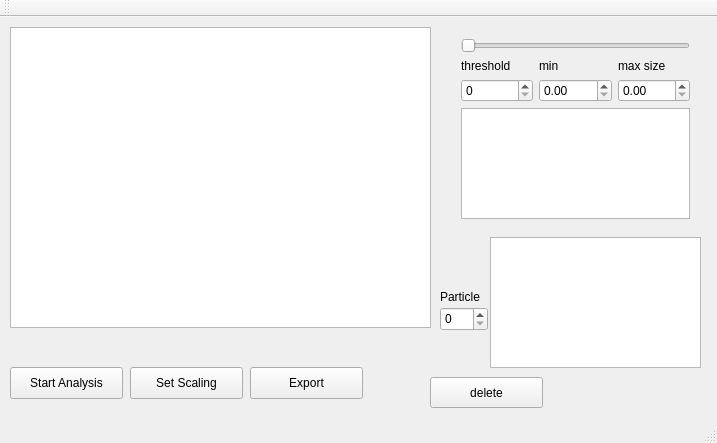
Above: Resource/mainwindow.ui from Riyaaaaa/Particle_Analyzer before the change. Below: the same form after it.
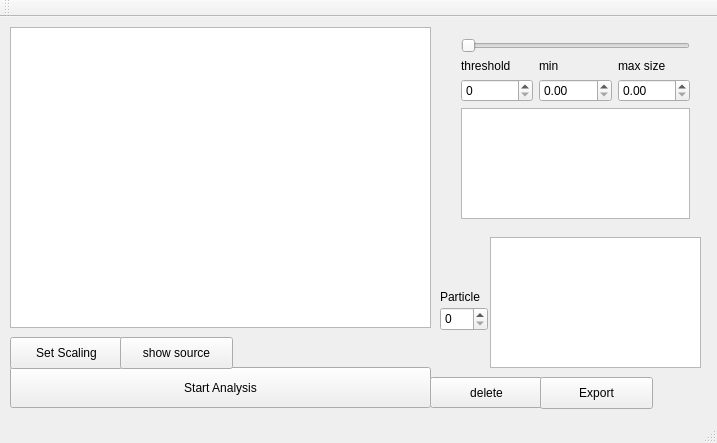
That is the form after the change. Custom widgets are drawn as their Qt base class.

What changed in the file:
```diff
--- a/Resource/mainwindow.ui
+++ b/Resource/mainwindow.ui
@@ -89,8 +89,8 @@
      <rect>
       <x>10</x>
       <y>350</y>
-      <width>113</width>
-      <height>32</height>
+      <width>421</width>
+      <height>41</height>
      </rect>
     </property>
     <property name="text">
@@ -146,8 +146,8 @@
    <widget class="QPushButton" name="scaling">
     <property name="geometry">
      <rect>
-      <x>130</x>
-      <y>350</y>
+      <x>10</x>
+      <y>320</y>
       <width>113</width>
       <height>32</height>
      </rect>
@@ -159,8 +159,8 @@
    <widget class="QPushButton" name="export_2">
     <property name="geometry">
      <rect>
-      <x>250</x>
-      <y>350</y>
+      <x>540</x>
+      <y>360</y>
       <width>113</width>
       <height>32</height>
      </rect>
@@ -169,6 +169,19 @@
      <string>Export</string>
     </property>
    </widget>
+   <widget class="QPushButton" name="show">
+    <property name="geometry">
+     <rect>
+      <x>120</x>
+      <y>320</y>
+      <width>113</width>
+      <height>32</height>
+     </rect>
+    </property>
+    <property name="text">
+     <string>show source</string>
+    </property>
+   </widget>
   </widget>
   <widget class="QMenuBar" name="menuBar">
    <property name="geometry">
```
Left out of the diff: 2 changed lines with no effect on the pictures.
